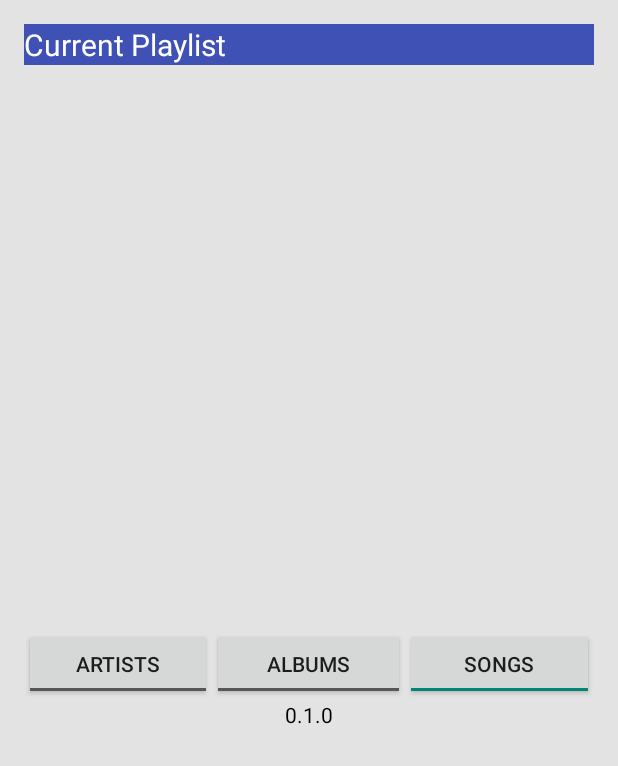
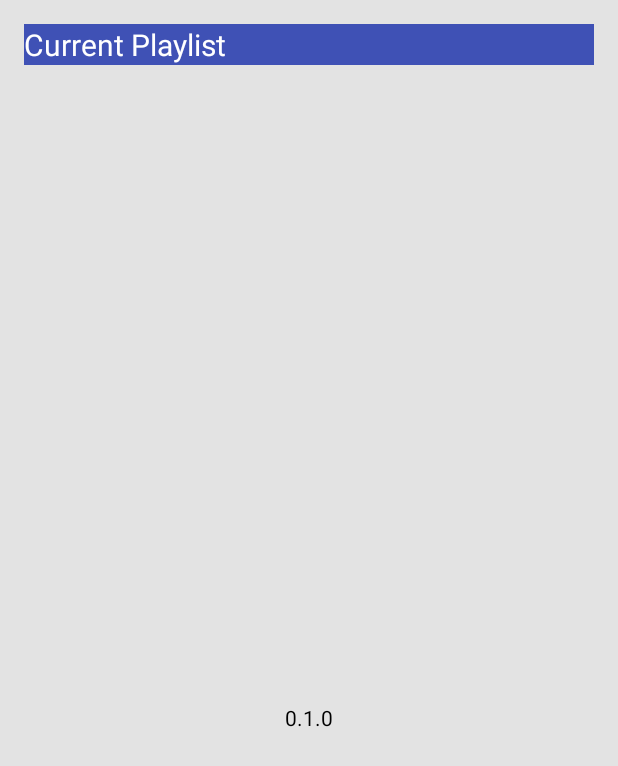
Before and after one commit to scantwell/blunote, an Android app: the layout content_playlist_view.xml on its own in the app's theme, with its tools: preview values and no code run, on a phone screen of 412 x 824 dp. Shown: the top 766 px of the screen. Run offline under Robolectric (Android 15) with nearby library versions, the phone set to English and light mode, and no system bars.

Commit message:
Removed toggle buttons from playlist screen.

```diff
--- a/app/src/main/res/layout/content_playlist_view.xml
+++ b/app/src/main/res/layout/content_playlist_view.xml
@@ -33,47 +33,12 @@
         <ListView
             android:id="@+id/playlist_list"
             android:layout_width="match_parent"
-            android:layout_height="350dp"
+            android:layout_height="400dp"
             android:layout_gravity="center_horizontal" />
 
         <TextView
             android:layout_width="match_parent"
             android:layout_height="25dp" />
-
-        <LinearLayout xmlns:android="http://schemas.android.com/apk/res/android"
-            android:layout_width="match_parent"
-            android:layout_height="wrap_content"
-            android:orientation="horizontal"
-            android:weightSum="1">
-
-            <ToggleButton
-                android:id="@+id/artists_toggle"
-                android:layout_width="0dp"
-                android:layout_height="wrap_content"
-                android:layout_weight="0.33"
-                android:checked="false"
-                android:textOn="@string/artists"
-                android:textOff="@string/artists"/>
-
-            <ToggleButton
-                android:id="@+id/albums_toggle"
-                android:layout_width="0dp"
-                android:layout_height="wrap_content"
-                android:layout_weight="0.34"
-                android:checked="false"
-                android:textOn="@string/albums"
-                android:textOff="@string/albums"/>
-
-            <ToggleButton
-                android:id="@+id/songs_toggle"
-                android:layout_width="0dp"
-                android:layout_height="wrap_content"
-                android:layout_weight="0.33"
-                android:checked="true"
-                android:textOn="@string/songs"
-                android:textOff="@string/songs"/>
-
-        </LinearLayout>
 
         <TextView
             android:layout_width="wrap_content"
```
